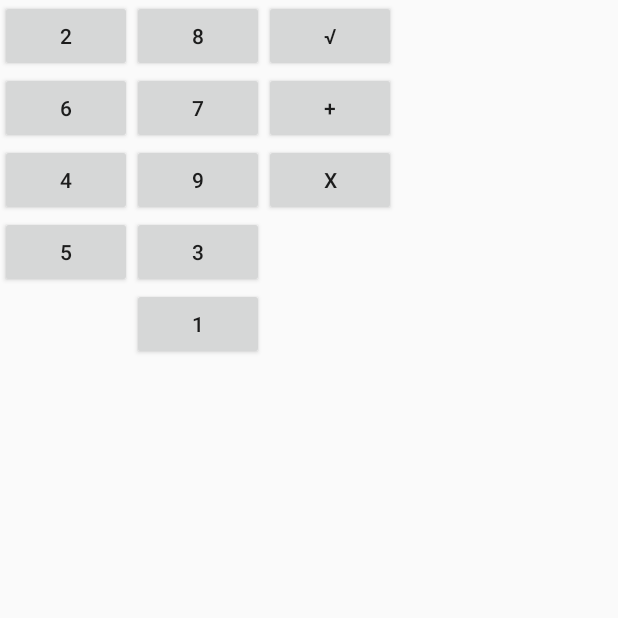
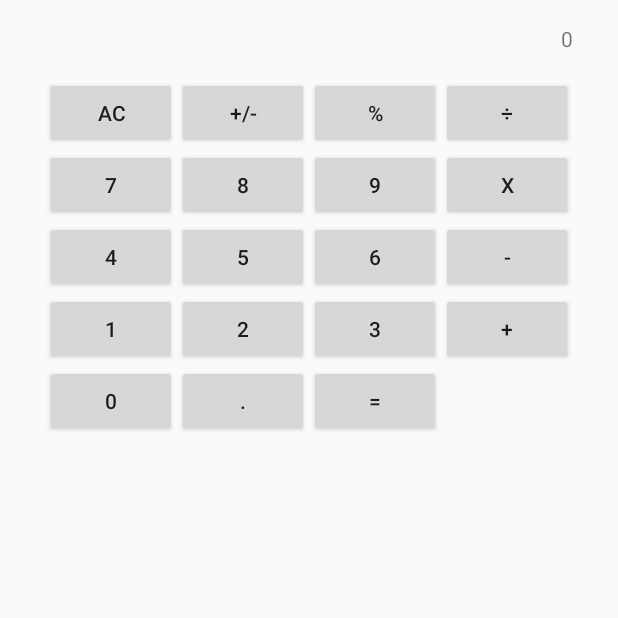
Before and after one commit to bilaleluneis/KotlinCalculator, an Android app: the screen it shows after launch (CalculatorPadActivity), on a phone screen of 412 x 824 dp, the top half of it. Run offline under Robolectric (Android 15) with nearby library versions, the phone set to English and light mode, and no system bars.

Commit message:
update to calculator UI and Buttons initializer.

```diff
--- a/app/src/main/java/com/apps/bilaleluneis/kotlincalculator/activity/CalculatorPadActivity.kt
+++ b/app/src/main/java/com/apps/bilaleluneis/kotlincalculator/activity/CalculatorPadActivity.kt
@@ -3,8 +3,10 @@ package com.apps.bilaleluneis.kotlincalculator.activity
 import android.app.Activity
 import android.os.Bundle
 import android.util.Log
+import android.view.ViewGroup
 import android.widget.Button
 import android.widget.LinearLayout
+import android.widget.RelativeLayout
 import com.apps.bilaleluneis.kotlincalculator.R
 
 /**
@@ -44,16 +46,18 @@ class CalculatorPadActivity : Activity() {
 
         Log.d(loggerTag, "InitCalculatorButtons()")
 
-        val parentLayout = findViewById<LinearLayout>(R.id.linear_layout)
+        val parentLayout = findViewById<RelativeLayout>(R.id.parent_layout)
+        val rootLinearLayout = parentLayout.getChildAt(0) as ViewGroup
+
         var childLayoutList = emptyArray<LinearLayout>()
         var buttons : Array<Button> = emptyArray()
 
         //TODO: there has to be better way to go through children of parent layout and buttons
         // but I am still learning this stuff, so i am sure in time i will come back and
         //refactor this code
-       (0 until parentLayout.childCount)
-               .filter { index -> parentLayout.getChildAt(index) is LinearLayout }
-               .map {index -> childLayoutList += parentLayout.getChildAt(index) as LinearLayout}
+       (0 until rootLinearLayout.childCount)
+               .filter { index -> rootLinearLayout.getChildAt(index) is LinearLayout }
+               .map {index -> childLayoutList += rootLinearLayout.getChildAt(index) as LinearLayout}
 
         for(childLayout in childLayoutList) {
 
--- a/app/src/main/res/layout/activity_calculator_pad.xml
+++ b/app/src/main/res/layout/activity_calculator_pad.xml
@@ -1,106 +1,168 @@
 <?xml version="1.0" encoding="utf-8"?>
-<android.widget.LinearLayout xmlns:android="http://schemas.android.com/apk/res/android"
-    xmlns:tools="http://schemas.android.com/tools"
-    android:id="@+id/linear_layout"
-    android:layout_width="wrap_content"
-    android:layout_height="wrap_content"
-    tools:context="com.apps.bilaleluneis.kotlincalculator.activity.CalculatorPadActivity">
+<RelativeLayout xmlns:android="http://schemas.android.com/apk/res/android"
+    android:layout_width="match_parent"
+    android:layout_height="match_parent"
+    android:id="@+id/parent_layout">
 
     <LinearLayout
         android:layout_width="wrap_content"
         android:layout_height="wrap_content"
+        android:layout_centerInParent="true"
+        android:layout_alignParentTop="true"
         android:orientation="vertical">
 
-        <Button
-            android:id="@+id/button9"
-            android:layout_width="wrap_content"
+        <TextView
+            android:layout_width="match_parent"
             android:layout_height="wrap_content"
-            android:text="2" />
-
-
-        <Button
-            android:id="@+id/button4"
-            android:layout_width="wrap_content"
-            android:layout_height="wrap_content"
-            android:text="6" />
-
-
-        <Button
-            android:id="@+id/button5"
-            android:layout_width="wrap_content"
-            android:layout_height="wrap_content"
-            android:text="4" />
-
-        <Button
-            android:id="@+id/button6"
-            android:layout_width="wrap_content"
-            android:layout_height="wrap_content"
-            android:text="5" />
-
-    </LinearLayout>
-
+            android:layout_marginTop="16dp"
+            android:layout_marginBottom="16dp"
+            android:text="0"
+            android:textAlignment="textEnd"/>
 
         <LinearLayout
             android:layout_width="wrap_content"
-        android:layout_height="wrap_content"
-        android:orientation="vertical">
+            android:layout_height="wrap_content">
 
             <Button
-            android:id="@+id/button3"
                 android:layout_width="wrap_content"
                 android:layout_height="wrap_content"
-            android:text="8" />
+                android:id="@+id/clear"
+                android:text="AC"/>
 
             <Button
-            android:id="@+id/button2"
                 android:layout_width="wrap_content"
                 android:layout_height="wrap_content"
-            android:text="7" />
-
+                android:id="@+id/negate"
+                android:text="+/-"/>
 
             <Button
-            android:id="@+id/button"
                 android:layout_width="wrap_content"
                 android:layout_height="wrap_content"
-            android:text="9" />
+                android:id="@+id/percent"
+                android:text="%"/>
 
             <Button
-            android:id="@+id/button7"
                 android:layout_width="wrap_content"
                 android:layout_height="wrap_content"
-            android:text="3" />
-
-        <Button
-            android:id="@+id/button8"
-            android:layout_width="wrap_content"
-            android:layout_height="wrap_content"
-            android:text="1" />
+                android:id="@+id/divide"
+                android:text="÷"/>
 
         </LinearLayout>
 
         <LinearLayout
             android:layout_width="wrap_content"
-        android:layout_height="wrap_content"
-        android:orientation="vertical">
+            android:layout_height="wrap_content">
 
             <Button
-            android:id="@+id/button10"
                 android:layout_width="wrap_content"
-            android:layout_height="match_parent"
-            android:text="√" />
+                android:layout_height="wrap_content"
+                android:id="@+id/seven"
+                android:text="7"/>
 
             <Button
-            android:id="@+id/button11"
                 android:layout_width="wrap_content"
-            android:layout_height="match_parent"
-            android:text="+" />
+                android:layout_height="wrap_content"
+                android:id="@+id/eight"
+                android:text="8"/>
 
             <Button
-            android:id="@+id/button12"
                 android:layout_width="wrap_content"
-            android:layout_height="match_parent"
-            android:text="x" />
+                android:layout_height="wrap_content"
+                android:id="@+id/nine"
+                android:text="9"/>
+
+            <Button
+                android:layout_width="wrap_content"
+                android:layout_height="wrap_content"
+                android:id="@+id/multiply"
+                android:text="x"/>
 
         </LinearLayout>
 
-</android.widget.LinearLayout>
+        <LinearLayout
+            android:layout_width="wrap_content"
+            android:layout_height="wrap_content">
+
+            <Button
+                android:layout_width="wrap_content"
+                android:layout_height="wrap_content"
+                android:id="@+id/four"
+                android:text="4"/>
+
+            <Button
+                android:layout_width="wrap_content"
+                android:layout_height="wrap_content"
+                android:id="@+id/five"
+                android:text="5"/>
+
+            <Button
+                android:layout_width="wrap_content"
+                android:layout_height="wrap_content"
+                android:id="@+id/six"
+                android:text="6"/>
+
+            <Button
+                android:layout_width="wrap_content"
+                android:layout_height="wrap_content"
+                android:id="@+id/minus"
+                android:text="-"/>
+
+        </LinearLayout>
+
+        <LinearLayout
+            android:layout_width="wrap_content"
+            android:layout_height="wrap_content">
+
+            <Button
+                android:layout_width="wrap_content"
+                android:layout_height="wrap_content"
+                android:id="@+id/one"
+                android:text="1"/>
+
+            <Button
+                android:layout_width="wrap_content"
+                android:layout_height="wrap_content"
+                android:id="@+id/two"
+                android:text="2"/>
+
+            <Button
+                android:layout_width="wrap_content"
+                android:layout_height="wrap_content"
+                android:id="@+id/three"
+                android:text="3"/>
+
+            <Button
+                android:layout_width="wrap_content"
+                android:layout_height="wrap_content"
+                android:id="@+id/plus"
+                android:text="+"/>
+
+        </LinearLayout>
+
+        <LinearLayout
+            android:layout_width="wrap_content"
+            android:layout_height="wrap_content">
+
+            <Button
+                android:layout_width="wrap_content"
+                android:layout_height="wrap_content"
+                android:id="@+id/zero"
+                android:text="0"/>
+
+            <Button
+                android:layout_width="wrap_content"
+                android:layout_height="wrap_content"
+                android:id="@+id/dot"
+                android:text="."/>
+
+            <Button
+                android:layout_width="wrap_content"
+                android:layout_height="wrap_content"
+                android:id="@+id/equal"
+                android:text="="/>
+
+        </LinearLayout>
+
+    </LinearLayout>
+
+</RelativeLayout>
```
Lines whose indentation alone changed are shown as unchanged.
